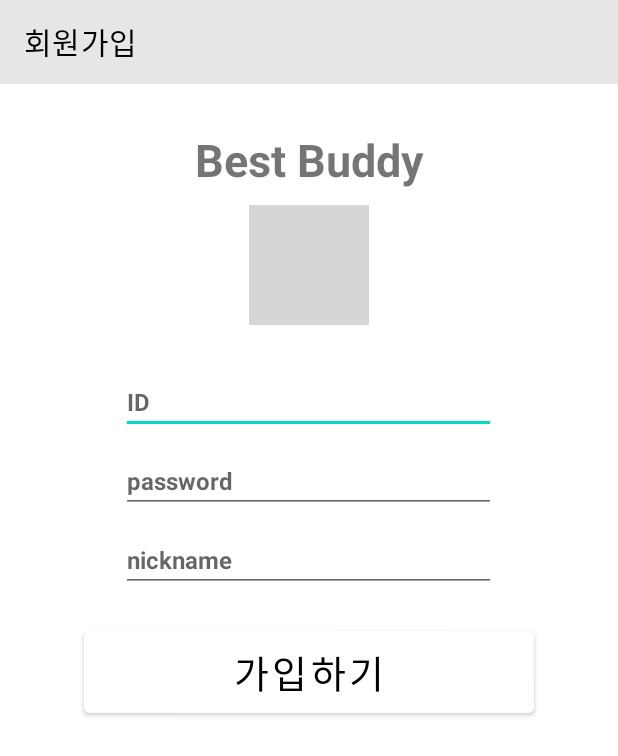
After one commit to tnswh9107/BestBuddy, an Android app: the Makemember screen opened directly, with no data from a screen before it, on a phone screen of 412 x 824 dp. The commit adds this screen. Shown: the top 756 px of the screen. Run offline under Robolectric (Android 15) with nearby library versions, the phone set to English and light mode, and no system bars; our stand-ins replace CircleImageView; grey boxes are pictures that could not be loaded.

```diff
--- a/app/src/main/AndroidManifest.xml
+++ b/app/src/main/AndroidManifest.xml
@@ -1,11 +1,9 @@
 <?xml version="1.0" encoding="utf-8"?>
 <manifest xmlns:android="http://schemas.android.com/apk/res/android"
     package="com.hoyaok2.bestbuddy">
-
-<!--    위치권한-->
-    <uses-permission android:name="android.permission.ACCESS_FINE_LOCATION"/>
-    <uses-permission
-        android:name="android.permission.WRITE_EXTERNAL_STORAGE" />
+    <!-- 위치권한 -->
+    <uses-permission android:name="android.permission.ACCESS_FINE_LOCATION" />
+    <uses-permission android:name="android.permission.WRITE_EXTERNAL_STORAGE" />
 
     <application
         android:allowBackup="true"
@@ -14,10 +12,11 @@
         android:roundIcon="@mipmap/ic_launcher_round"
         android:supportsRtl="true"
         android:theme="@style/Theme.BestBuddy">
-        <activity android:name=".Home_Picture"></activity>
+        <activity android:name=".Makemember"></activity>
+        <activity android:name=".Home_Picture" />
         <activity android:name=".Home_Map" />
         <activity android:name=".Home_Main" />
-        <activity android:name=".Login" />
+        <activity android:name=".Home_Login" />
         <activity android:name=".IntroActivity">
             <intent-filter>
                 <action android:name="android.intent.action.MAIN" />
@@ -26,11 +25,10 @@
             </intent-filter>
         </activity>
         <activity android:name=".MainActivity" />
+
         <meta-data
             android:name="com.google.android.gms.version"
-            android:value="@integer/google_play_services_version" />
-
-<!--        HTTP 라이브러리 사용-->
+            android:value="@integer/google_play_services_version" /> <!-- HTTP 라이브러리 사용 -->
         <uses-library
             android:name="org.apache.http.legacy"
             android:required="false" />
--- /dev/null
+++ b/app/src/main/java/com/hoyaok2/bestbuddy/Home_Login.java
@@ -0,0 +1,25 @@
+package com.hoyaok2.bestbuddy;
+
+import androidx.appcompat.app.AppCompatActivity;
+
+import android.content.Intent;
+import android.os.Bundle;
+import android.view.View;
+import android.widget.Button;
+
+public class Home_Login extends AppCompatActivity {
+
+
+    @Override
+    protected void onCreate(Bundle savedInstanceState) {
+        super.onCreate(savedInstanceState);
+        setContentView(R.layout.activity_home_login);
+    }
+
+
+
+    public void button(View view) {
+        startActivity(new Intent(this,Makemember.class));
+        finish();
+    }
+}
--- a/app/src/main/java/com/hoyaok2/bestbuddy/Login.java
+++ /dev/null
@@ -1,14 +0,0 @@
-package com.hoyaok2.bestbuddy;
-
-import androidx.appcompat.app.AppCompatActivity;
-
-import android.os.Bundle;
-
-public class Login extends AppCompatActivity {
-
-    @Override
-    protected void onCreate(Bundle savedInstanceState) {
-        super.onCreate(savedInstanceState);
-        setContentView(R.layout.activity_login);
-    }
-}
--- a/app/src/main/java/com/hoyaok2/bestbuddy/MainActivity.java
+++ b/app/src/main/java/com/hoyaok2/bestbuddy/MainActivity.java
@@ -63,7 +63,7 @@ public class MainActivity extends AppCompatActivity {
                 switch (item.getItemId())
                 {
                     case R.id.house:
-                        startActivity(new Intent(getApplicationContext(),Login.class));
+                        startActivity(new Intent(getApplicationContext(), Home_Login.class));
                         drawerLayout.closeDrawer(navigationView);
                         break;
 
@@ -105,6 +105,14 @@ public class MainActivity extends AppCompatActivity {
                         tran.show(fragments[1]);
                         getSupportActionBar().setTitle("헤니 사랑해");
                         break;
+                    case R.id.mypage:
+                        if (fragments[4] == null) {
+                            fragments[4] = new Home_Login();
+                            tran.add(R.id.container, fragments[4]);
+                        }
+                        tran.show(fragments[4]);
+                        getSupportActionBar().setTitle("로그인");
+                        break;
 
                 }
                 tran.commit();
--- /dev/null
+++ b/app/src/main/java/com/hoyaok2/bestbuddy/Makemember.java
@@ -0,0 +1,25 @@
+package com.hoyaok2.bestbuddy;
+
+import androidx.appcompat.app.AppCompatActivity;
+
+import android.content.Intent;
+import android.os.Bundle;
+import android.view.View;
+
+public class Makemember extends AppCompatActivity {
+
+    @Override
+    protected void onCreate(Bundle savedInstanceState) {
+        super.onCreate(savedInstanceState);
+        setContentView(R.layout.activity_makemember);
+
+    }
+
+    public void click_signup_Profile(View view) {
+
+        Intent intent=new Intent(Intent.ACTION_PICK);
+        intent.setType("image/*");
+        startActivityForResult(intent,10);
+
+    }
+}
--- a/app/src/main/res/layout/activity_login.xml
+++ b/app/src/main/res/layout/activity_home_login.xml
@@ -5,7 +5,7 @@
     android:layout_width="match_parent"
     android:layout_height="match_parent"
     android:orientation="vertical"
-    tools:context=".Login">
+    tools:context=".Home_Login">
 
 
     <androidx.appcompat.widget.Toolbar
@@ -89,6 +89,7 @@
     </LinearLayout>
 
     <Button
+        android:id="@+id/makemember"
         android:layout_width="wrap_content"
         android:layout_height="wrap_content"
         android:layout_gravity="right"
@@ -98,6 +99,8 @@
         android:text="회원가입"
         android:textColor="@color/black"
         android:textSize="25sp"
-        app:backgroundTint="@color/white" />
+        app:backgroundTint="@color/white"
+        android:onClick="button"
+        />
 
 </LinearLayout>
--- /dev/null
+++ b/app/src/main/res/layout/activity_makemember.xml
@@ -0,0 +1,85 @@
+<?xml version="1.0" encoding="utf-8"?>
+<LinearLayout xmlns:android="http://schemas.android.com/apk/res/android"
+    xmlns:app="http://schemas.android.com/apk/res-auto"
+    xmlns:tools="http://schemas.android.com/tools"
+    android:layout_width="match_parent"
+    android:layout_height="match_parent"
+    android:orientation="vertical"
+    tools:context=".Makemember">
+
+    <androidx.appcompat.widget.Toolbar
+        android:id="@+id/membertoolbar"
+        android:layout_width="match_parent"
+        android:layout_height="wrap_content"
+        app:title="회원가입"
+        style="@style/MyToolbar"/>
+
+    <TextView
+        android:layout_width="match_parent"
+        android:layout_height="wrap_content"
+        android:text="Best Buddy"
+        android:gravity="center"
+        android:layout_marginTop="30dp"
+        android:textSize="30dp"
+        android:textStyle="bold"/>
+
+    <de.hdodenhof.circleimageview.CircleImageView
+        android:id="@+id/memver_profile"
+        android:layout_width="80dp"
+        android:layout_height="80dp"
+        android:src="@drawable/profilenull"
+        android:layout_gravity="center"
+        android:layout_marginTop="10dp"
+        android:onClick="click_signup_Profile"/>
+
+    <EditText
+        android:id="@+id/memver_etid"
+        android:layout_width="250dp"
+        android:layout_height="wrap_content"
+        android:layout_gravity="center"
+        android:layout_marginTop="30dp"
+        android:hint="ID"
+        android:textStyle="bold"
+        android:textSize="16sp"
+        android:inputType="textEmailAddress"/>
+
+    <EditText
+        android:id="@+id/memver_etpassword"
+        android:layout_width="250dp"
+        android:layout_height="wrap_content"
+        android:layout_gravity="center"
+        android:layout_marginTop="10dp"
+        android:hint="password"
+        android:textStyle="bold"
+        android:textSize="16sp"
+        android:inputType="textPassword"/>
+
+    <EditText
+        android:id="@+id/memver_etnickname"
+        android:layout_width="250dp"
+        android:layout_height="wrap_content"
+        android:layout_gravity="center"
+        android:layout_marginTop="10dp"
+        android:hint="nickname"
+        android:textSize="16sp"
+        android:textStyle="bold"
+        android:inputType="text"/>
+
+    <Button
+        android:id="@+id/memver_signup"
+        android:layout_width="300dp"
+        android:layout_height="wrap_content"
+        android:text="가입하기"
+        android:textSize="25sp"
+        android:textColor="@color/black"
+        android:gravity="center"
+        android:layout_gravity="center"
+        android:layout_marginTop="20dp"
+        android:layout_marginLeft="15dp"
+        android:layout_marginRight="15dp"
+        android:backgroundTint="@color/white"
+        android:padding="8dp"/>
+
+
+
+</LinearLayout>
```
